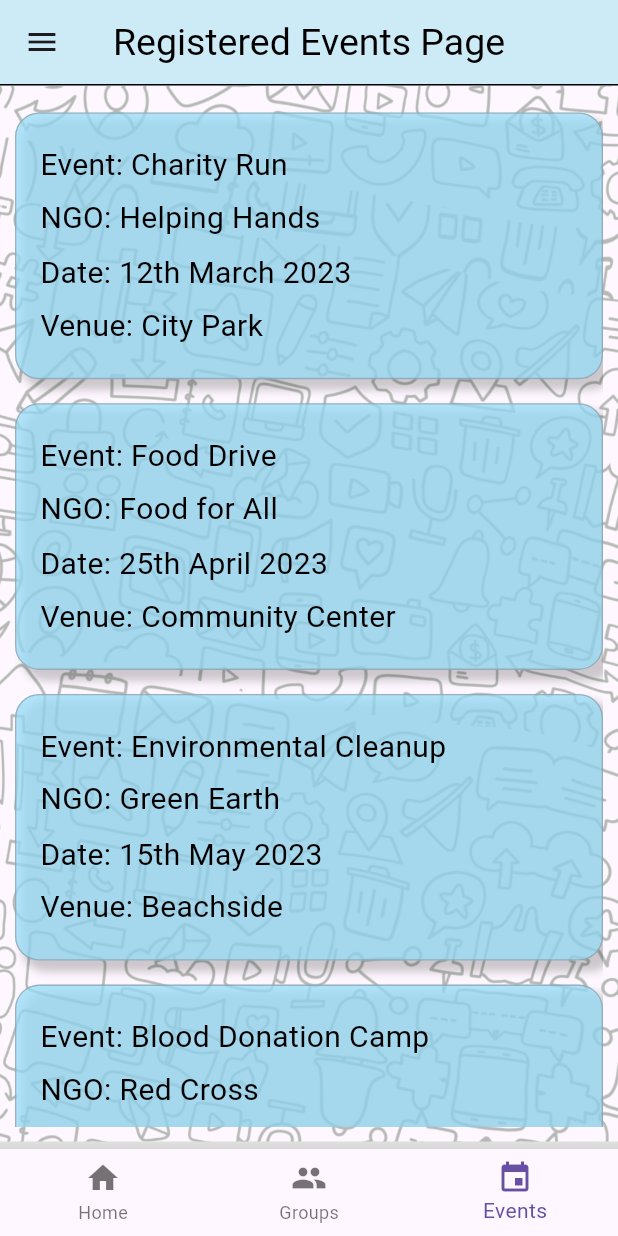
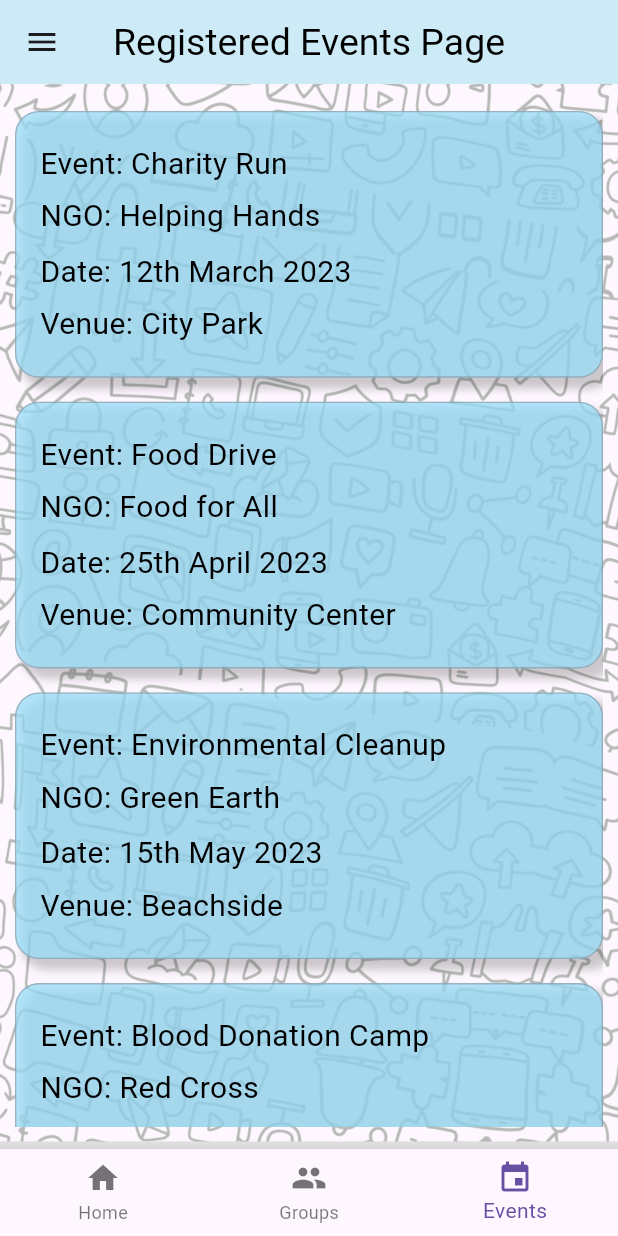
Before and after one commit to Asmitbv21/bharatsocials, a Flutter app: the screen it shows after launch, swiped to page 3, on a phone screen of 412 x 824 dp. Run offline on Flutter 3.47's test engine with Material 3 defaults, Android fonts, the phone set to English and light mode, and no system bars; network calls fail.

Commit message:
changes made to home and main

```diff
--- a/lib/main.dart
+++ b/lib/main.dart
@@ -57,13 +57,7 @@
         titleTextStyle: TextStyle(color: Colors.black, fontSize: 25.0),
         backgroundColor: Color(0xFFCDEBF7),
         centerTitle: true,
-        bottom: PreferredSize(
-          preferredSize: Size.fromHeight(1),
-          child: Container(
-            color: Colors.black,
-            height: 1,
-          ),
-        ),
+
       ),
       drawer: Sidebar(
         backgroundColor: Colors.white,
```
Also changed, not shown: lib/screens/home.dart (+33 -34 lines), 1 other file.
